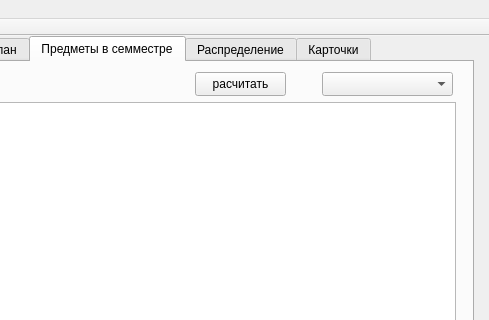
Old version of the form mainwindow.ui in the repository alexeypertcev/ksu-ivt-nagruzka; both pictures show x 357 to 846 and y 0 to 320 of the 846 by 466 pixel window.
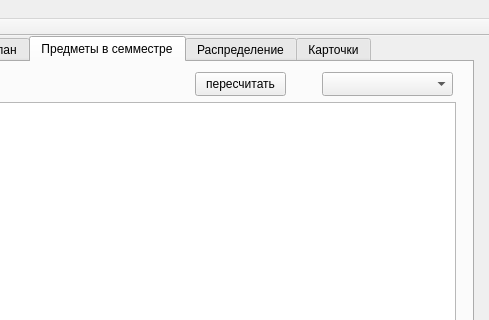
New version of the form. The open tabs and pages were chosen to show the change.

Patch:
```diff
--- a/mainwindow.ui
+++ b/mainwindow.ui
@@ -288,7 +288,7 @@
        </rect>
       </property>
       <property name="text">
-       <string>расчитать</string>
+       <string>пересчитать</string>
       </property>
      </widget>
     </widget>
```
